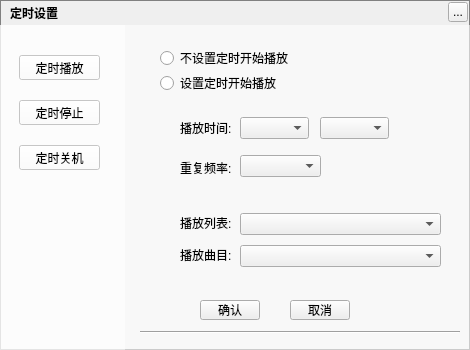
Above: ui/toolsetswidget/musictimerwidget.ui from Greedysky/TTKMusicPlayer before the change. Below: the same form after it.
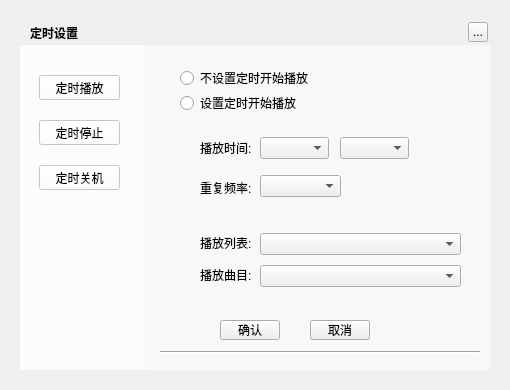
That is the form after the change.

Commit message: update the interface border shadow[851320]

The edit to the form file:
```diff
--- a/ui/toolsetswidget/musictimerwidget.ui
+++ b/ui/toolsetswidget/musictimerwidget.ui
@@ -6,21 +6,21 @@
    <rect>
     <x>0</x>
     <y>0</y>
-    <width>470</width>
-    <height>350</height>
+    <width>510</width>
+    <height>390</height>
    </rect>
   </property>
   <property name="windowTitle">
    <string>MusicTimerWidget</string>
   </property>
   <property name="styleSheet">
-   <string notr="true">#MusicTimerWidget{border:1px solid gray}</string>
+   <string notr="true"/>
   </property>
   <widget class="QLabel" name="background">
    <property name="geometry">
     <rect>
-     <x>0</x>
-     <y>0</y>
+     <x>20</x>
+     <y>20</y>
      <width>470</width>
      <height>350</height>
     </rect>
@@ -32,8 +32,8 @@
   <widget class="QLabel" name="topTitleName">
    <property name="geometry">
     <rect>
-     <x>10</x>
-     <y>0</y>
+     <x>30</x>
+     <y>20</y>
      <width>61</width>
      <height>25</height>
     </rect>
@@ -48,8 +48,8 @@
   <widget class="QToolButton" name="topTitleCloseButton">
    <property name="geometry">
     <rect>
-     <x>448</x>
-     <y>2</y>
+     <x>468</x>
+     <y>22</y>
      <width>20</width>
      <height>20</height>
     </rect>
@@ -61,8 +61,8 @@
   <widget class="QStackedWidget" name="stackedWidget">
    <property name="geometry">
     <rect>
-     <x>140</x>
-     <y>25</y>
+     <x>160</x>
+     <y>45</y>
      <width>321</width>
      <height>261</height>
     </rect>
@@ -372,8 +372,8 @@
   <widget class="QWidget" name="backgroundMask1" native="true">
    <property name="geometry">
     <rect>
-     <x>0</x>
-     <y>25</y>
+     <x>20</x>
+     <y>45</y>
      <width>125</width>
      <height>325</height>
     </rect>
@@ -424,8 +424,8 @@
   <widget class="QPushButton" name="confirm">
    <property name="geometry">
     <rect>
-     <x>200</x>
-     <y>300</y>
+     <x>220</x>
+     <y>320</y>
      <width>60</width>
      <height>20</height>
     </rect>
@@ -437,8 +437,8 @@
   <widget class="QPushButton" name="cancel">
    <property name="geometry">
     <rect>
-     <x>290</x>
-     <y>300</y>
+     <x>310</x>
+     <y>320</y>
      <width>60</width>
      <height>20</height>
     </rect>
@@ -450,8 +450,8 @@
   <widget class="Line" name="line_4">
    <property name="geometry">
     <rect>
-     <x>140</x>
-     <y>330</y>
+     <x>160</x>
+     <y>350</y>
      <width>320</width>
      <height>5</height>
     </rect>
@@ -463,8 +463,8 @@
   <widget class="QWidget" name="backgroundMask2" native="true">
    <property name="geometry">
     <rect>
-     <x>125</x>
-     <y>25</y>
+     <x>145</x>
+     <y>45</y>
      <width>345</width>
      <height>325</height>
     </rect>
```
The commit also changes 3 other files.
